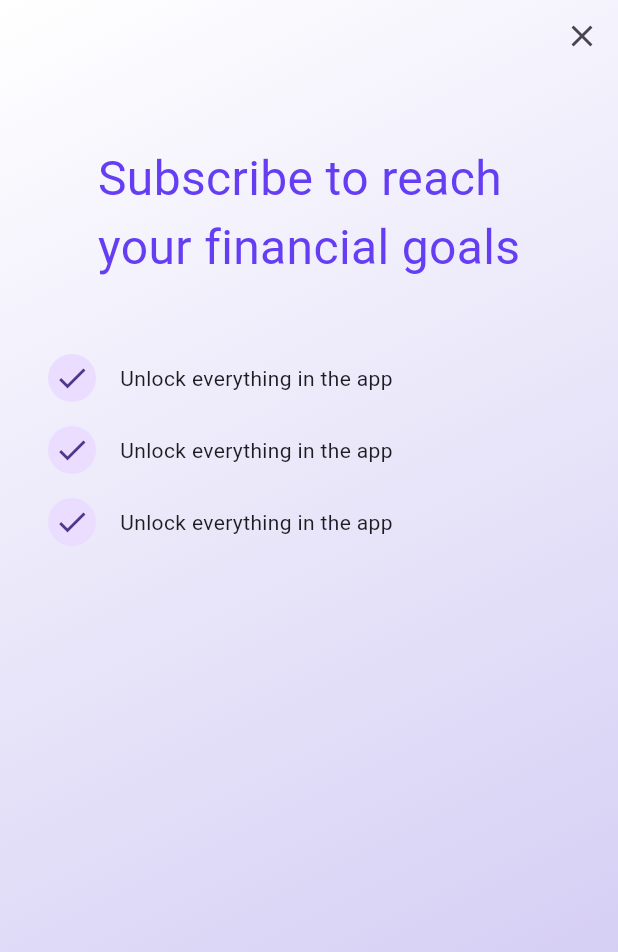
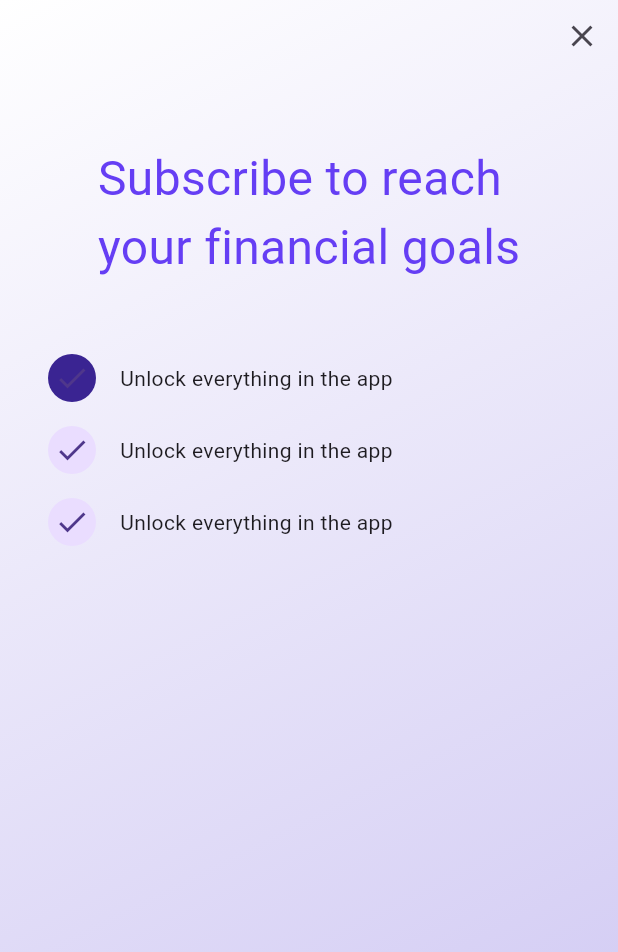
Before and after one commit to JAICHANGPARK/flutter_notebook_chapter_43, a Flutter app: the PaywallScreen screen opened directly, on a phone screen of 412 x 824 dp. Shown: the top 952 px of the screen. Run offline on Flutter 3.47's test engine with Material 3 defaults, Android fonts, the phone set to English and light mode, and no system bars; our stand-ins replace gap.

Commit message:
Update paywall_screen.dart

```diff
--- a/lib/ep2154_paywall_screen/views/paywall_screen.dart
+++ b/lib/ep2154_paywall_screen/views/paywall_screen.dart
@@ -68,6 +68,7 @@ class _PaywallScreenState extends State<PaywallScreen> {
                             CircleAvatar(
                               radius: 16,
                               child: Icon(Icons.check),
+                              backgroundColor: Color.fromRGBO(58, 36, 146, 1),
                             ),
                             Gap(16),
                             Text("Unlock everything in the app"),
```
